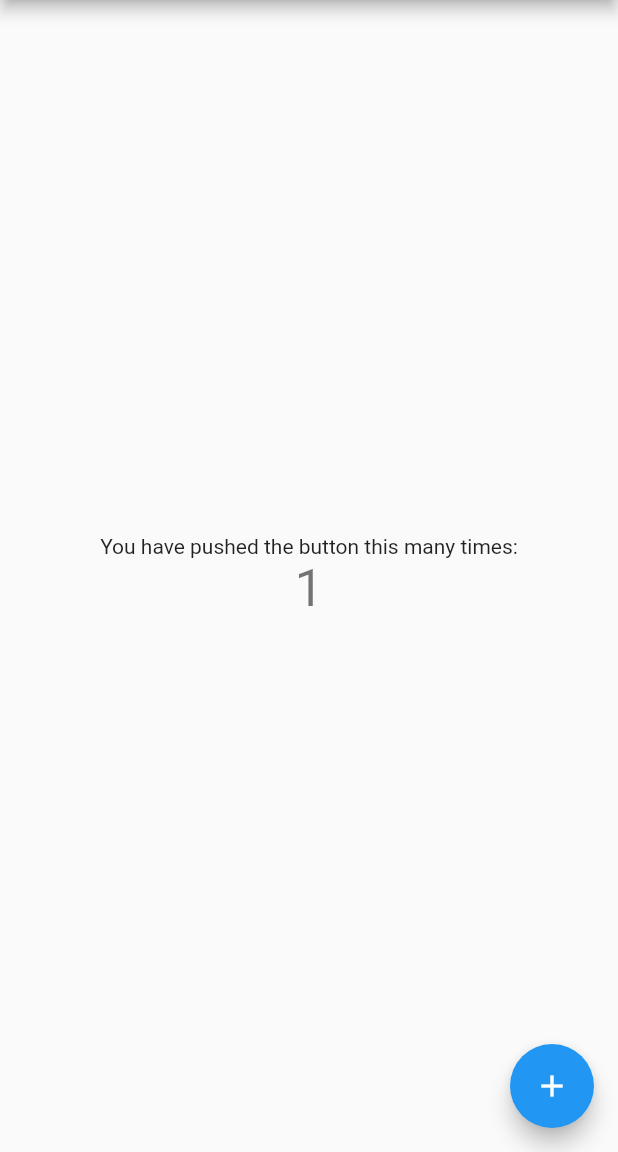
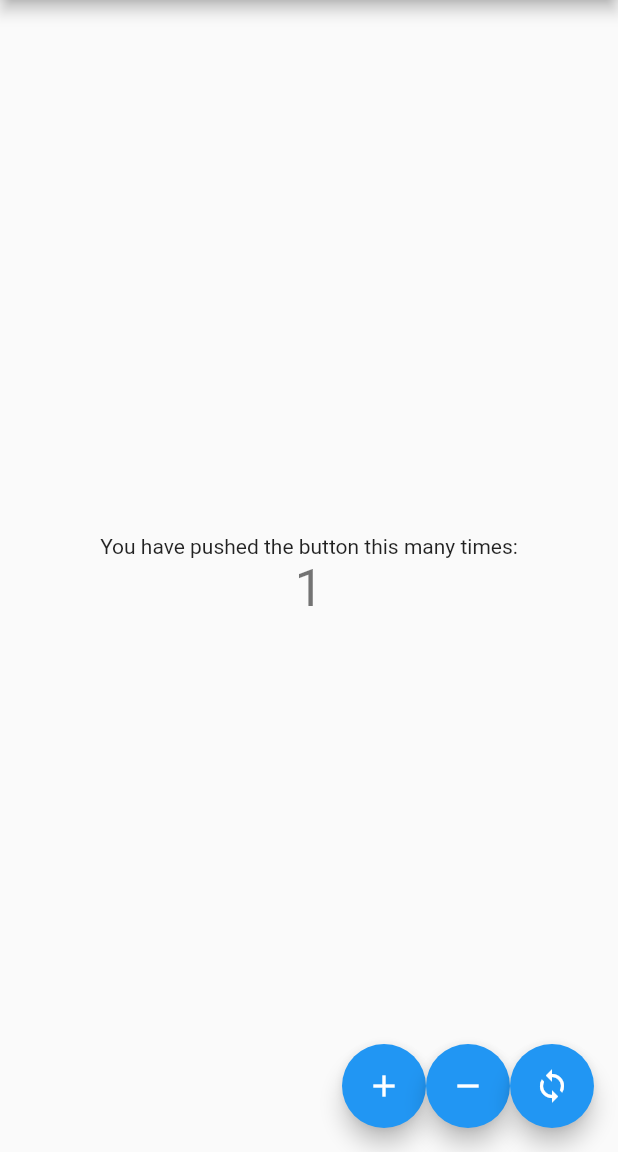
Before and after one commit to burhanrepos/flutter_bloc_state_management-, a Flutter app: the screen it shows after launch, after a tap on the "add" icon, on a phone screen of 412 x 824 dp, the part 84-1236 px from its top. Run offline on Flutter 3.47's test engine with Material 2 defaults, Android fonts, the phone set to English and light mode, and no system bars.

Commit message:
Code completed

```diff
--- /dev/null
+++ b/lib/counter_bloc.dart
@@ -0,0 +1,28 @@
+import 'dart:async';
+
+enum CounterAction { Increment, Decrement, Reset }
+
+class CounterBloc {
+  int counter = 0;
+
+  final _stateStreamController = StreamController<int>();
+  StreamSink<int> get counterSink => _stateStreamController.sink;
+  Stream<int> get counterStream => _stateStreamController.stream;
+
+  final _eventStreamController = StreamController<dynamic>();
+  StreamSink<dynamic> get eventSink => _eventStreamController.sink;
+  Stream<dynamic> get eventStream => _eventStreamController.stream;
+
+  CounterBloc() {
+    counter = 0;
+    eventStream.listen((event) {
+      if (event == CounterAction.Increment)
+        counter++;
+      else if (event == CounterAction.Decrement && counter > 0) {
+        counter--;
+      } else if (event == CounterAction.Reset) counter = 0;
+
+      counterSink.add(counter);
+    });
+  }
+}
--- a/lib/main.dart
+++ b/lib/main.dart
@@ -1,4 +1,5 @@
 import 'package:flutter/material.dart';
+import 'package:flutter_bloc_state_management/counter_bloc.dart';
 
 void main() {
   runApp(const MyApp());
@@ -48,7 +49,8 @@ class MyHomePage extends StatefulWidget {
 }
 
 class _MyHomePageState extends State<MyHomePage> {
-  int _counter = 0;
+  // int _counter = 0;
+  final counterBloc = CounterBloc();
 
   void _incrementCounter() {
     setState(() {
@@ -57,7 +59,7 @@ class _MyHomePageState extends State<MyHomePage> {
       // so that the display can reflect the updated values. If we changed
       // _counter without calling setState(), then the build method would not be
       // called again, and so nothing would appear to happen.
-      _counter++;
+      // _counter++;
     });
   }
 
@@ -98,17 +100,43 @@ class _MyHomePageState extends State<MyHomePage> {
             const Text(
               'You have pushed the button this many times:',
             ),
-            Text(
-              '$_counter',
-              style: Theme.of(context).textTheme.headline4,
-            ),
+            StreamBuilder(
+                stream: counterBloc.counterStream,
+                initialData: 0,
+                builder: (context, snapshot) {
+                  return Text(
+                    '${snapshot.data}',
+                    style: Theme.of(context).textTheme.headline4,
+                  );
+                })
           ],
         ),
       ),
-      floatingActionButton: FloatingActionButton(
-        onPressed: _incrementCounter,
-        tooltip: 'Increment',
-        child: const Icon(Icons.add),
+      floatingActionButton: Row(
+        mainAxisAlignment: MainAxisAlignment.end,
+        children: [
+          FloatingActionButton(
+            onPressed: () {
+              counterBloc.eventSink.add(CounterAction.Increment);
+            },
+            tooltip: 'Increment',
+            child: const Icon(Icons.add),
+          ),
+          FloatingActionButton(
+            onPressed: () {
+              counterBloc.eventSink.add(CounterAction.Decrement);
+            },
+            tooltip: 'Decrement',
+            child: const Icon(Icons.remove),
+          ),
+          FloatingActionButton(
+            onPressed: () {
+              counterBloc.eventSink.add(CounterAction.Reset);
+            },
+            tooltip: 'Reset',
+            child: const Icon(Icons.loop),
+          ),
+        ],
       ), // This trailing comma makes auto-formatting nicer for build methods.
     );
   }
```
Also changed, not shown: 7 other files.
